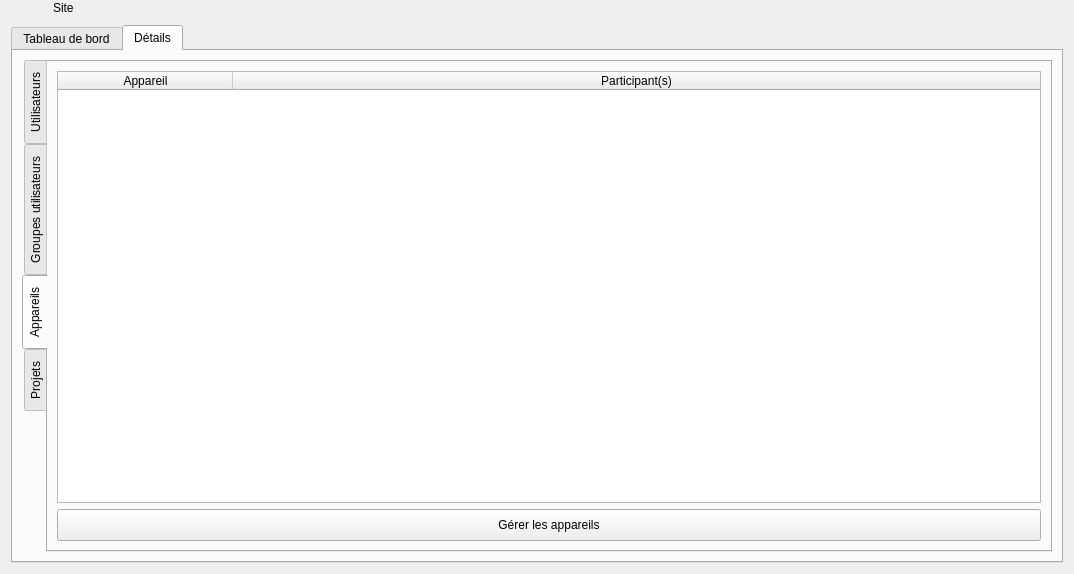
Old version of the form client/src/editors/SiteWidget.ui in the repository introlab/openteraplus.
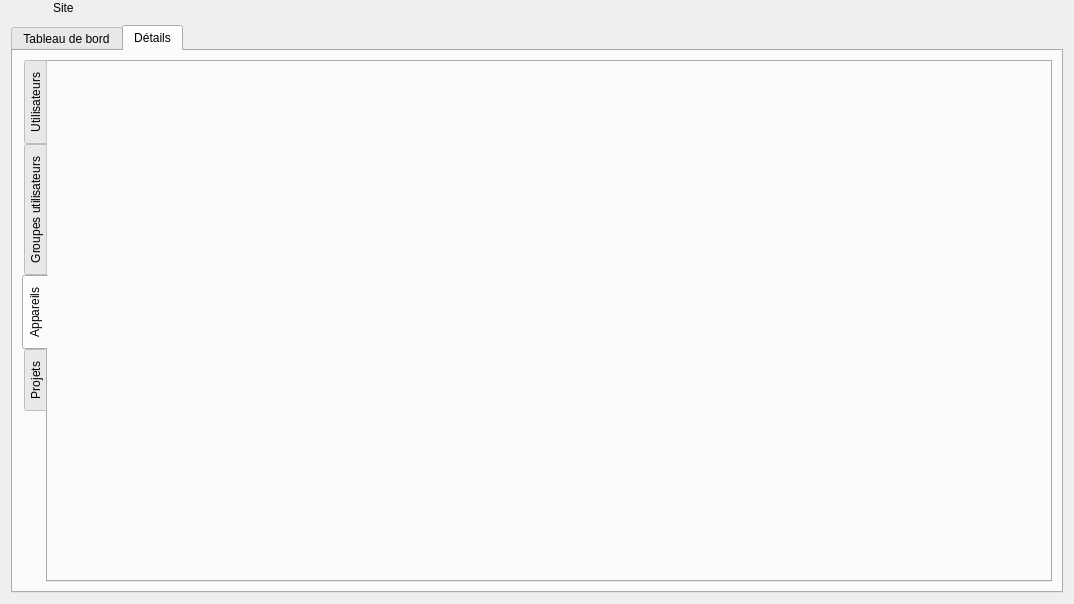
New version of the form. The open tabs and pages were chosen to show the change. Icons and pictures are not drawn. Custom widgets are drawn as their Qt base class.

Commit message: Refs #1 Revised Usergroups assignation in UserWidget (internals). Started review of DeviceWidget.

```diff
--- a/client/src/editors/SiteWidget.ui
+++ b/client/src/editors/SiteWidget.ui
@@ -7,7 +7,7 @@
     <x>0</x>
     <y>0</y>
     <width>1074</width>
-    <height>574</height>
+    <height>604</height>
    </rect>
   </property>
   <property name="sizePolicy">
@@ -921,70 +921,21 @@
           </attribute>
           <layout class="QVBoxLayout" name="verticalLayout_3">
            <item>
-            <widget class="QTableWidget" name="lstDevices">
-             <property name="enabled">
-              <bool>true</bool>
-             </property>
-             <property name="editTriggers">
-              <set>QAbstractItemView::NoEditTriggers</set>
-             </property>
-             <property name="selectionMode">
-              <enum>QAbstractItemView::NoSelection</enum>
-             </property>
-             <property name="selectionBehavior">
-              <enum>QAbstractItemView::SelectRows</enum>
-             </property>
-             <property name="gridStyle">
-              <enum>Qt::SolidLine</enum>
-             </property>
-             <property name="sortingEnabled">
-              <bool>true</bool>
-             </property>
-             <attribute name="horizontalHeaderDefaultSectionSize">
-              <number>175</number>
-             </attribute>
-             <attribute name="horizontalHeaderShowSortIndicator" stdset="0">
-              <bool>true</bool>
-             </attribute>
-             <attribute name="horizontalHeaderStretchLastSection">
-              <bool>true</bool>
-             </attribute>
-             <column>
-              <property name="text">
-               <string>Appareil</string>
+            <widget class="QWidget" name="wdgDevices" native="true">
+             <layout class="QVBoxLayout" name="verticalLayout_11">
+              <property name="leftMargin">
+               <number>0</number>
               </property>
-             </column>
-             <column>
-              <property name="text">
-               <string>Participant(s)</string>
+              <property name="topMargin">
+               <number>0</number>
               </property>
-             </column>
-            </widget>
-           </item>
-           <item>
-            <widget class="QPushButton" name="btnDevices">
-             <property name="minimumSize">
-              <size>
-               <width>0</width>
-               <height>32</height>
-              </size>
-             </property>
-             <property name="cursor">
-              <cursorShape>PointingHandCursor</cursorShape>
-             </property>
-             <property name="text">
-              <string>Gérer les appareils</string>
-             </property>
-             <property name="icon">
-              <iconset resource="../../resources/TeraClient.qrc">
-               <normaloff>:/icons/device.png</normaloff>:/icons/device.png</iconset>
-             </property>
-             <property name="iconSize">
-              <size>
-               <width>24</width>
-               <height>24</height>
-              </size>
-             </property>
+              <property name="rightMargin">
+               <number>0</number>
+              </property>
+              <property name="bottomMargin">
+               <number>0</number>
+              </property>
+             </layout>
             </widget>
            </item>
           </layout>
```
Left out of the diff: 4 changed lines with no effect on the pictures. The commit also changes 15 other files.
